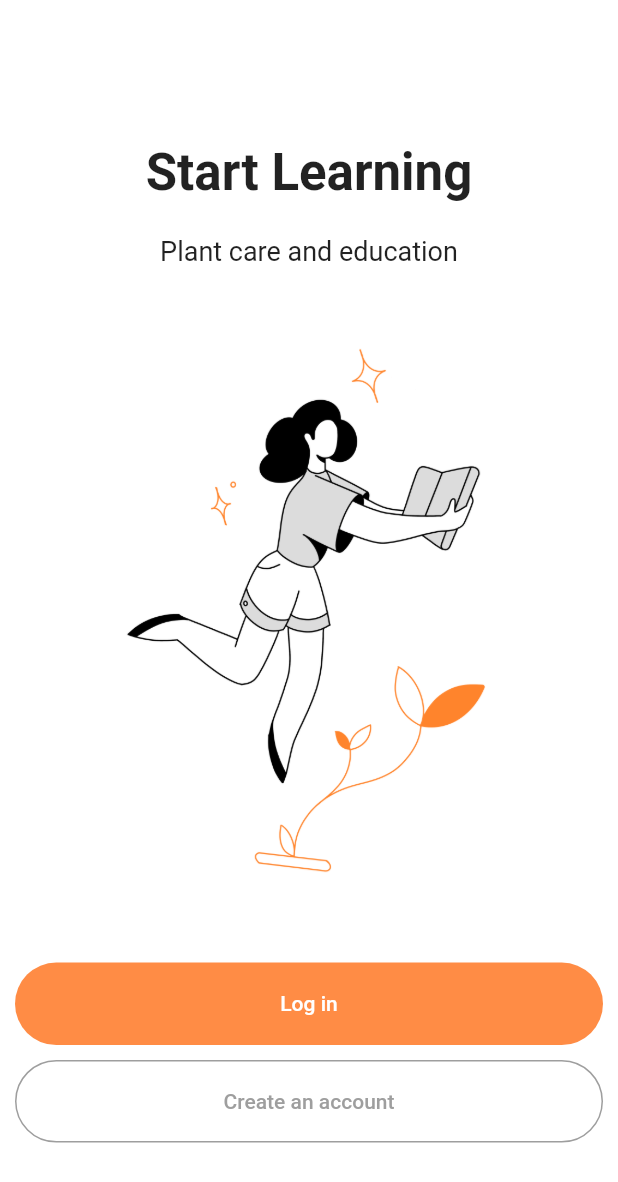
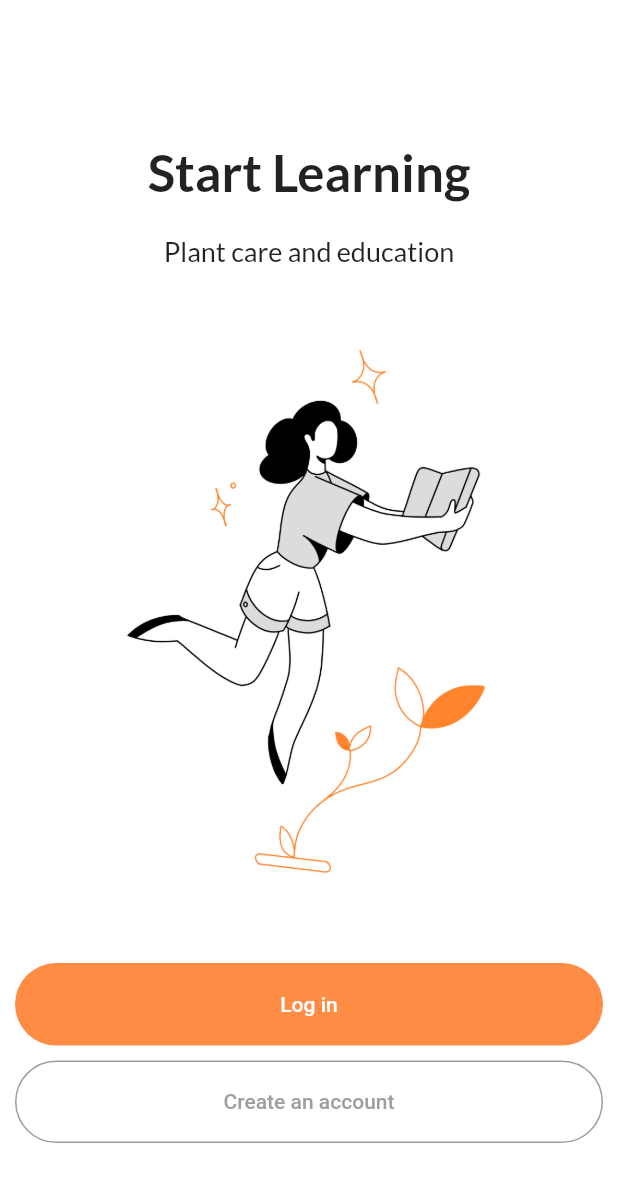
Before and after one commit to stefano-u/gardenhacks2021, a Flutter app: the screen it shows after launch, on a phone screen of 412 x 824 dp. Shown: the top 1182 px of the screen. Run offline on Flutter 3.47's test engine with Material 2 defaults, Android fonts, the phone set to English and light mode, and no system bars; our stand-ins replace camera, carousel_slider, flutter_dotenv, flutter_hooks, google_fonts, hooks_riverpod and 3 more; missing offline and left inert: flutter_overlay_loader.

Commit message:
Fixed Fonts to use Constants

```diff
--- a/lib/components/carousel_card.dart
+++ b/lib/components/carousel_card.dart
@@ -1,4 +1,5 @@
 import 'package:flutter/material.dart';
+import 'package:flutterinit/constants.dart';
 
 class CarouselCard extends StatelessWidget {
   /// Text to show on button
@@ -26,7 +27,7 @@ class CarouselCard extends StatelessWidget {
             child: Text(
               this.title,
               textAlign: TextAlign.center,
-              style: const TextStyle(
+              style: Constants.mainFont.copyWith(
                 fontSize: 30.0,
                 fontWeight: FontWeight.bold,
               ),
@@ -40,7 +41,7 @@ class CarouselCard extends StatelessWidget {
             child: Text(
               this.description,
               textAlign: TextAlign.center,
-              style: const TextStyle(
+              style: Constants.mainFont.copyWith(
                 fontSize: 18.0,
                 fontWeight: FontWeight.normal,
               ),
--- a/lib/components/owned_plant_button.dart
+++ b/lib/components/owned_plant_button.dart
@@ -30,7 +30,7 @@ class OwnedPlantButton extends StatelessWidget {
                   child: Text(
                     'Monstera',
                     textAlign: TextAlign.left,
-                    style: const TextStyle(
+                    style: Constants.mainFont.copyWith(
                       color: Colors.black,
                       fontSize: 40.0,
                       fontWeight: FontWeight.normal,
--- a/lib/pages/login_page.dart
+++ b/lib/pages/login_page.dart
@@ -60,7 +60,7 @@ class _LoginPageWidgetState extends State<LoginPageWidget> with TickerProviderSt
                 Text(
                   'Start Learning',
                   textAlign: TextAlign.left,
-                  style: const TextStyle(
+                  style: Constants.mainFont.copyWith(
                     fontSize: 34.0,
                     fontWeight: FontWeight.bold,
                   ),
@@ -68,7 +68,7 @@ class _LoginPageWidgetState extends State<LoginPageWidget> with TickerProviderSt
                 Text(
                   'Plant care and education',
                   textAlign: TextAlign.left,
-                  style: const TextStyle(
+                  style: Constants.mainFont.copyWith(
                     fontSize: 18.0,
                     fontWeight: FontWeight.normal,
                   ),
--- a/lib/pages/owned_plant_page.dart
+++ b/lib/pages/owned_plant_page.dart
@@ -87,7 +87,7 @@ class _PlantPageWidgetState extends State<PlantPageWidget> {
                   ),
                   Text(
                     widget.plant.name,
-                    style: const TextStyle(
+                    style: Constants.mainFont.copyWith(
                       fontSize: 34.0,
                       fontWeight: FontWeight.normal,
                     ),
--- a/lib/pages/plant_page.dart
+++ b/lib/pages/plant_page.dart
@@ -93,7 +93,7 @@ class _PlantPageWidgetState extends State<PlantPageWidget> {
                       Flexible(
                         child: Text(
                           widget.plant.name,
-                          style: const TextStyle(
+                          style: Constants.mainFont.copyWith(
                             fontSize: 34.0,
                             fontWeight: FontWeight.normal,
                           ),
@@ -219,7 +219,7 @@ class _PlantPageWidgetState extends State<PlantPageWidget> {
                           Text(
                             _infoTitle!.value,
                             textAlign: TextAlign.left,
-                            style: const TextStyle(
+                            style: Constants.mainFont.copyWith(
                               fontSize: 30.0,
                               fontWeight: FontWeight.bold,
                             ),
@@ -239,7 +239,7 @@ class _PlantPageWidgetState extends State<PlantPageWidget> {
                       child: Text(
                         _plantInfo!.value,
                         textAlign: TextAlign.left,
-                        style: const TextStyle(
+                        style: Constants.mainFont.copyWith(
                           fontSize: 20.0,
                           fontWeight: FontWeight.normal,
                         ),
--- a/lib/pages/plant_search_page.dart
+++ b/lib/pages/plant_search_page.dart
@@ -1,5 +1,6 @@
 import 'package:camera/camera.dart';
 import 'package:flutter/material.dart';
+import 'package:flutterinit/constants.dart';
 import 'package:flutterinit/mocks/plants_mocks.dart';
 import 'package:flutterinit/models/plant.dart';
 import 'package:flutterinit/pages/camera_page.dart';
@@ -123,7 +124,7 @@ class _HomePageState extends State<SearchPageWidget> {
                   ),
                   Text(
                     'New Plants',
-                    style: const TextStyle(
+                    style: Constants.mainFont.copyWith(
                       fontSize: 34.0,
                       fontWeight: FontWeight.normal,
                     ),
--- a/lib/pages/signup_page.dart
+++ b/lib/pages/signup_page.dart
@@ -50,7 +50,7 @@ class _SignupPageWidgetState extends State<SignupPageWidget> with TickerProvider
                 Text(
                   'Sign Up',
                   textAlign: TextAlign.center,
-                  style: const TextStyle(
+                  style: Constants.mainFont.copyWith(
                     fontSize: 34.0,
                     fontWeight: FontWeight.bold,
                   ),
@@ -58,7 +58,7 @@ class _SignupPageWidgetState extends State<SignupPageWidget> with TickerProvider
                 Text(
                   'Sign up to begin learning',
                   textAlign: TextAlign.center,
-                  style: const TextStyle(
+                  style: Constants.mainFont.copyWith(
                     fontSize: 18.0,
                     fontWeight: FontWeight.normal,
                   ),
--- a/lib/pages/welcome_back_page.dart
+++ b/lib/pages/welcome_back_page.dart
@@ -62,7 +62,7 @@ class _WelcomePageWidgetState extends State<WelcomePageWidget> with TickerProvid
                 Text(
                   'Welcome Back!',
                   textAlign: TextAlign.left,
-                  style: const TextStyle(
+                  style: Constants.mainFont.copyWith(
                     fontSize: 34.0,
                     fontWeight: FontWeight.bold,
                   ),
@@ -70,7 +70,7 @@ class _WelcomePageWidgetState extends State<WelcomePageWidget> with TickerProvid
                 Text(
                   'Sign in to see your plant tasks for today',
                   textAlign: TextAlign.left,
-                  style: const TextStyle(
+                  style: Constants.mainFont.copyWith(
                     fontSize: 18.0,
                     fontWeight: FontWeight.normal,
                   ),
```
